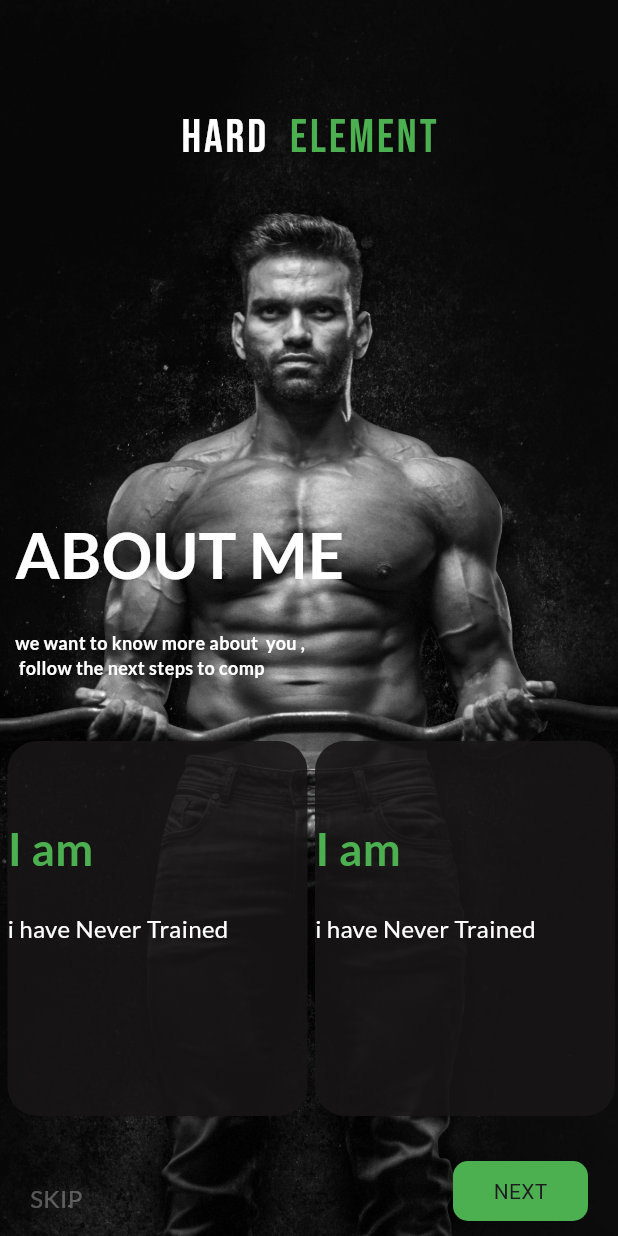
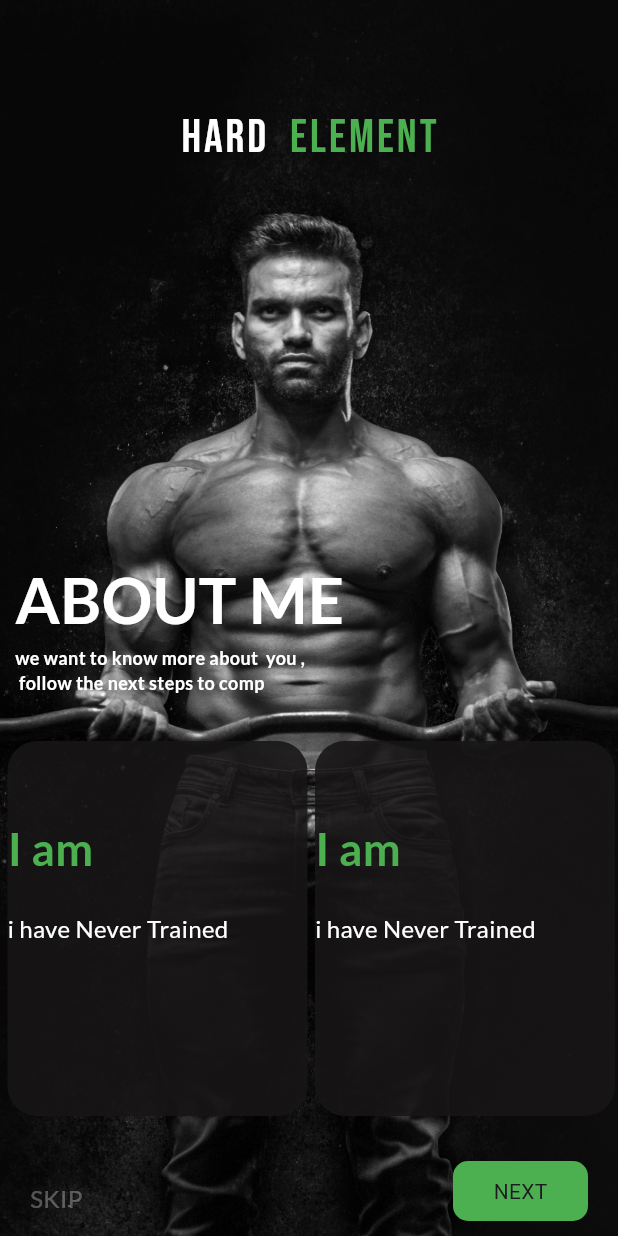
Before and after one commit to iam-talhaa/Gym_App, a Flutter app: the screen it shows after launch, on a phone screen of 412 x 824 dp. Run offline on Flutter 3.47's test engine with Material 3 defaults, Android fonts, the phone set to English and light mode, and no system bars; our stand-ins replace google_fonts.

Commit message:
add another screen

```diff
--- a/lib/screens/welcome_screen.dart
+++ b/lib/screens/welcome_screen.dart
@@ -1,3 +1,4 @@
+import 'package:fitness_app/screens/home_screen.dart';
 import 'package:flutter/cupertino.dart';
 import 'package:flutter/material.dart';
 import 'package:flutter/widgets.dart';
@@ -48,7 +49,7 @@ class _Welcome_screenState extends State<Welcome_screen> {
                   mainAxisAlignment: MainAxisAlignment.start,
                   children: [
                     Padding(
-                      padding: const EdgeInsets.all(10.0),
+                      padding: const EdgeInsets.only(left: 10),
                       child: Text(
                         'ABOUT ME',
                         style: GoogleFonts.lato(
@@ -64,7 +65,7 @@ class _Welcome_screenState extends State<Welcome_screen> {
                   mainAxisAlignment: MainAxisAlignment.start,
                   children: [
                     Padding(
-                      padding: const EdgeInsets.all(10.0),
+                      padding: const EdgeInsets.only(left: 10),
                       child: Text(
                         'we want to know more about  you ,\n follow the next steps to comp',
                         style: GoogleFonts.lato(
@@ -154,7 +155,12 @@ class _Welcome_screenState extends State<Welcome_screen> {
                         decoration: BoxDecoration(
                             color: Colors.green,
                             borderRadius: BorderRadius.circular(10)),
-                        child: IconButton(onPressed: () {}, icon: Text('NEXT')),
+                        child: IconButton(
+                            onPressed: () {
+                              Navigator.of(context).push(MaterialPageRoute(
+                                  builder: (context) => homescreen()));
+                            },
+                            icon: Text('NEXT')),
                       ),
                     ),
                   ],
```
Also changed, not shown: lib/screens/home_screen.dart (added, +21 -0 lines).
